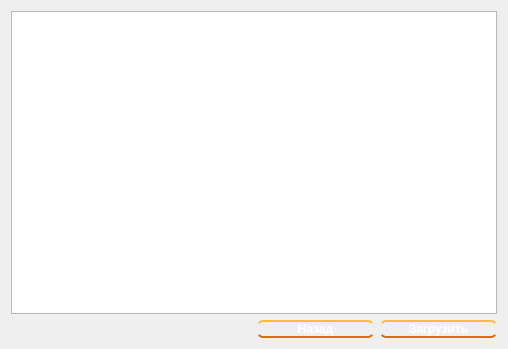
Before: the Qt Designer form windows/loadwindow.ui in Rasseki-Studios/rasseki.game, drawn with Qt 5.
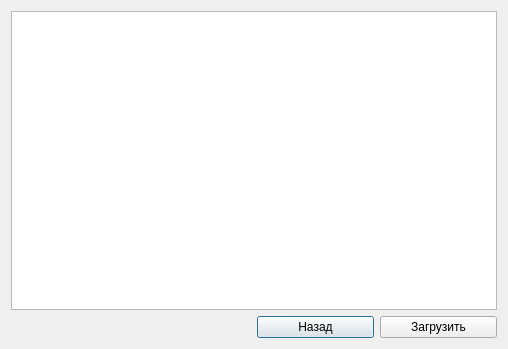
After: the same form once the commit is applied. Icons and pictures are not drawn.

```diff
--- a/windows/loadwindow.ui
+++ b/windows/loadwindow.ui
@@ -14,26 +14,7 @@
    <string>Dialog</string>
   </property>
   <property name="styleSheet">
-   <string notr="true">QWidget {
-	font-weight: bold
-}
-
-QPushButton {
-  color: white;
-  text-decoration: none;
-  padding: .5em 2em;
-  outline: none;
-  border-width: 2px 0;
-  border-style: solid none;
-  border-color: #FDBE33 #000 #D77206;
-  border-radius: 6px;
-  background: linear-gradient(#F3AE0F, #E38916) #E38916;
-}
-
-QMessageBox {
-    background-color: #CD853F;
-	background-image: url(&quot;:/bground.png&quot;)
-}</string>
+   <string notr="true"/>
   </property>
   <layout class="QGridLayout" name="gridLayout">
    <item row="0" column="0" colspan="2">
```
